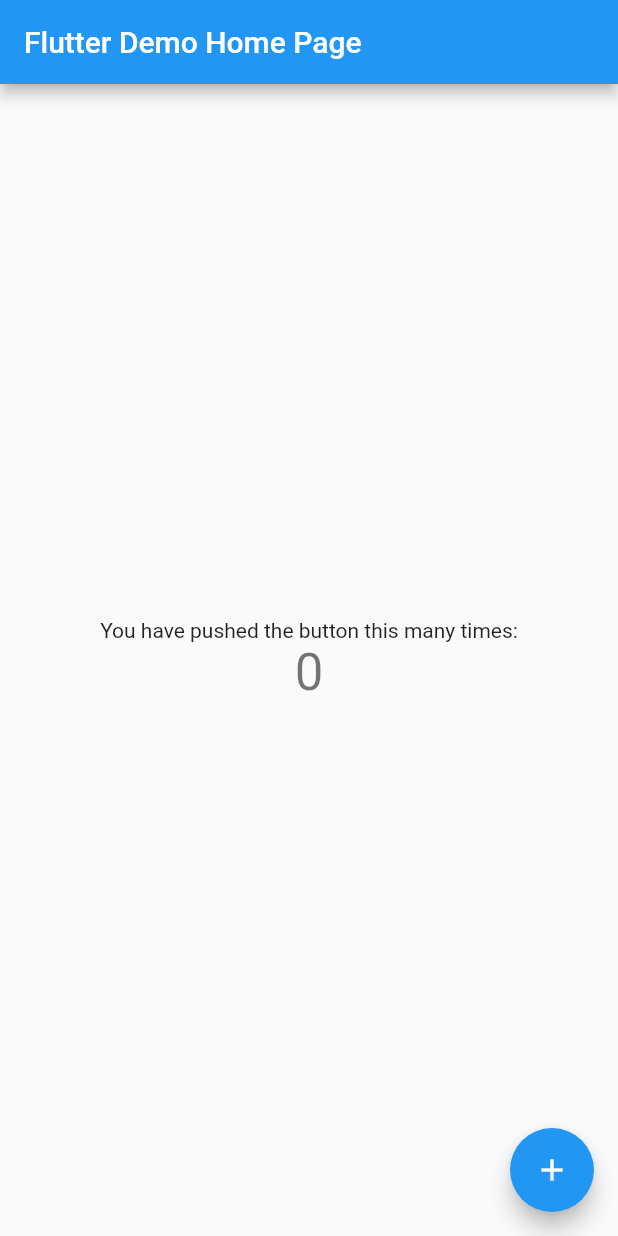
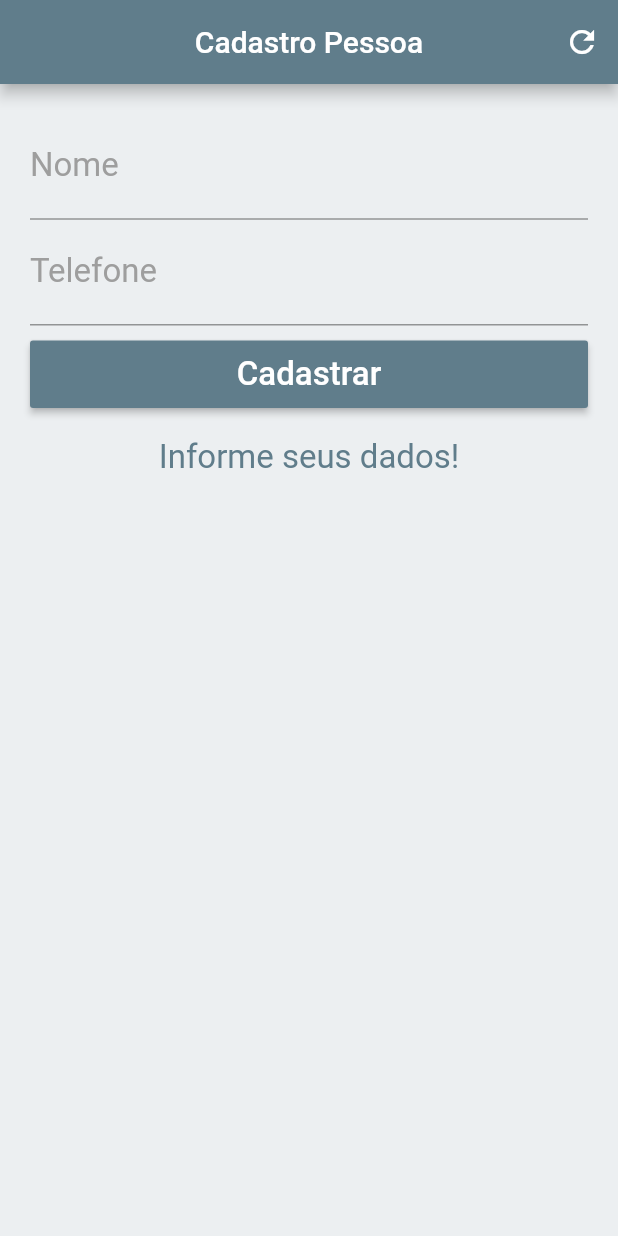
Before and after one commit to CaioDS/IOT_APP, a Flutter app: the screen it shows after launch, on a phone screen of 412 x 824 dp. Run offline on Flutter 3.47's test engine with Material 2 defaults, Android fonts, the phone set to English and light mode, and no system bars.

Commit message:
Modificação Views e Main

```diff
--- a/enchente_app/lib/main.dart
+++ b/enchente_app/lib/main.dart
@@ -1,113 +1,24 @@
+
+import 'package:enchente_app/views/cadastro.pessoa.view.dart';
+import 'package:flutter/cupertino.dart';
 import 'package:flutter/material.dart';
 
-void main() {
-  runApp(MyApp());
-}
-
+void main() => runApp(MyApp());
 class MyApp extends StatelessWidget {
-  // This widget is the root of your application.
   @override
   Widget build(BuildContext context) {
-    return MaterialApp(
-      title: 'Flutter Demo',
-      theme: ThemeData(
-        // This is the theme of your application.
-        //
-        // Try running your application with "flutter run". You'll see the
-        // application has a blue toolbar. Then, without quitting the app, try
-        // changing the primarySwatch below to Colors.green and then invoke
-        // "hot reload" (press "r" in the console where you ran "flutter run",
-        // or simply save your changes to "hot reload" in a Flutter IDE).
-        // Notice that the counter didn't reset back to zero; the application
-        // is not restarted.
-        primarySwatch: Colors.blue,
-      ),
-      home: MyHomePage(title: 'Flutter Demo Home Page'),
-    );
+
+        return MaterialApp(
+          title: 'Lista',
+          debugShowCheckedModeBanner: false,
+
+          theme: ThemeData(
+            scaffoldBackgroundColor: Colors.blueGrey[50],
+            primarySwatch: Colors.blueGrey,
+
+          ),
+          home: CadastroPessoaView(),
+        );
+
   }
 }
-
-class MyHomePage extends StatefulWidget {
-  MyHomePage({Key key, this.title}) : super(key: key);
-
-  // This widget is the home page of your application. It is stateful, meaning
-  // that it has a State object (defined below) that contains fields that affect
-  // how it looks.
-
-  // This class is the configuration for the state. It holds the values (in this
-  // case the title) provided by the parent (in this case the App widget) and
-  // used by the build method of the State. Fields in a Widget subclass are
-  // always marked "final".
-
-  final String title;
-
-  @override
-  _MyHomePageState createState() => _MyHomePageState();
-}
-
-class _MyHomePageState extends State<MyHomePage> {
-  int _counter = 0;
-
-  void _incrementCounter() {
-    setState(() {
-      // This call to setState tells the Flutter framework that something has
-      // changed in this State, which causes it to rerun the build method below
-      // so that the display can reflect the updated values. If we changed
-      // _counter without calling setState(), then the build method would not be
-      // called again, and so nothing would appear to happen.
-      _counter++;
-    });
-  }
-
-  @override
-  Widget build(BuildContext context) {
-    // This method is rerun every time setState is called, for instance as done
-    // by the _incrementCounter method above.
-    //
-    // The Flutter framework has been optimized to make rerunning build methods
-    // fast, so that you can just rebuild anything that needs updating rather
-    // than having to individually change instances of widgets.
-    return Scaffold(
-      appBar: AppBar(
-        // Here we take the value from the MyHomePage object that was created by
-        // the App.build method, and use it to set our appbar title.
-        title: Text(widget.title),
-      ),
-      body: Center(
-        // Center is a layout widget. It takes a single child and positions it
-        // in the middle of the parent.
-        child: Column(
-          // Column is also a layout widget. It takes a list of children and
-          // arranges them vertically. By default, it sizes itself to fit its
-          // children horizontally, and tries to be as tall as its parent.
-          //
-          // Invoke "debug painting" (press "p" in the console, choose the
-          // "Toggle Debug Paint" action from the Flutter Inspector in Android
-          // Studio, or the "Toggle Debug Paint" command in Visual Studio Code)
-          // to see the wireframe for each widget.
-          //
-          // Column has various properties to control how it sizes itself and
-          // how it positions its children. Here we use mainAxisAlignment to
-          // center the children vertically; the main axis here is the vertical
-          // axis because Columns are vertical (the cross axis would be
-          // horizontal).
-          mainAxisAlignment: MainAxisAlignment.center,
-          children: <Widget>[
-            Text(
-              'You have pushed the button this many times:',
-            ),
-            Text(
-              '$_counter',
-              style: Theme.of(context).textTheme.headline4,
-            ),
-          ],
-        ),
-      ),
-      floatingActionButton: FloatingActionButton(
-        onPressed: _incrementCounter,
-        tooltip: 'Increment',
-        child: Icon(Icons.add),
-      ), // This trailing comma makes auto-formatting nicer for build methods.
-    );
-  }
-}
--- /dev/null
+++ b/enchente_app/lib/views/cadastro.pessoa.view.dart
@@ -0,0 +1,152 @@
+
+
+
+import 'package:flutter/cupertino.dart';
+import 'package:flutter/material.dart';
+
+class CadastroPessoaView extends StatefulWidget {
+  @override
+  _CadastroPessoaViewState createState() => _CadastroPessoaViewState();
+}
+
+class _CadastroPessoaViewState extends State<CadastroPessoaView> {
+
+  // VARIAVEIS
+  final _Nome = TextEditingController();
+  final _Telefone = TextEditingController();
+  var _infoText = "Informe seus dados!";
+  var _formKey = GlobalKey<FormState>();
+
+  @override
+  Widget build(BuildContext context) {
+    return Scaffold(
+      appBar: AppBar(
+        title: Text("Cadastro Pessoa"),
+        centerTitle: true,
+        actions: <Widget>[
+          IconButton(icon: Icon(Icons.refresh),
+              onPressed: _resetFields)
+        ],
+      ),
+      body: _body(),
+    );
+  }
+
+  // PROCEDIMENTO PARA LIMPAR OS CAMPOS
+  void _resetFields(){
+    _Nome.text = "";
+    _Telefone.text = "";
+    setState(() {
+      _infoText = "Informe seus dados!";
+      _formKey = GlobalKey<FormState>();
+    });
+  }
+
+  _body() {
+    return SingleChildScrollView(
+        padding: EdgeInsets.all(20.0),
+        child: Form(
+          key: _formKey,
+          child: Column(
+            crossAxisAlignment: CrossAxisAlignment.stretch,
+            children: <Widget>[
+              _editTextNome("Nome", _Nome),
+              _editTextTelefone("Telefone", _Telefone),
+
+              _buttonCadastrar(),
+              _textInfo(),
+            ],
+          ),
+        ));
+  }
+
+  // Widget text
+  _editTextNome(String field, TextEditingController controller) {
+    return TextFormField(
+      controller: controller,
+      validator: (s) => _validate(s, field),
+      keyboardType: TextInputType.text,
+      style: TextStyle(
+        fontSize: 22,
+        color: Colors.teal,
+      ),
+      decoration: InputDecoration(
+        labelText: field,
+        labelStyle: TextStyle(
+          fontSize: 22,
+          color: Colors.grey,
+        ),
+      ),
+    );
+  }
+  _editTextTelefone(String field, TextEditingController controller) {
+    return TextFormField(
+      controller: controller,
+      validator: (s) => _validate(s, field),
+      keyboardType: TextInputType.number,
+      style: TextStyle(
+        fontSize: 22,
+        color: Colors.teal,
+      ),
+      decoration: InputDecoration(
+        labelText: field,
+        labelStyle: TextStyle(
+          fontSize: 22,
+          color: Colors.grey,
+        ),
+      ),
+    );
+  }
+
+
+  // PROCEDIMENTO PARA VALIDAR OS CAMPOS
+  String _validate(String text, String field) {
+    if (text.isEmpty) {
+      return "Digite $field";
+    }
+    return null;
+  }
+
+  // Widget button
+  _buttonCadastrar() {
+    return Container(
+      margin: EdgeInsets.only(top: 10.0, bottom: 20),
+      height: 45,
+      child: RaisedButton(
+        color: Colors.blueGrey,
+        child:
+        Text(
+          "Cadastrar",
+          style: TextStyle(
+            color: Colors.white,
+            fontSize: 22,
+          ),
+        ),
+        onPressed: () {
+          if(_formKey.currentState.validate()){
+            _cadastrar();
+          }
+        },
+      ),
+    );
+  }
+
+  // CADASTRA PESSOA
+  void _cadastrar(){
+    setState(() {
+      String nome = _Nome.text;
+      String telefone = _Telefone.text;
+
+
+    });
+  }
+
+  // // Widget text
+  _textInfo() {
+    return Text(
+      _infoText,
+      textAlign: TextAlign.center,
+      style: TextStyle(color: Colors.blueGrey, fontSize: 22.0),
+    );
+  }
+}
```
Also changed, not shown: enchente_app/pubspec.lock.
